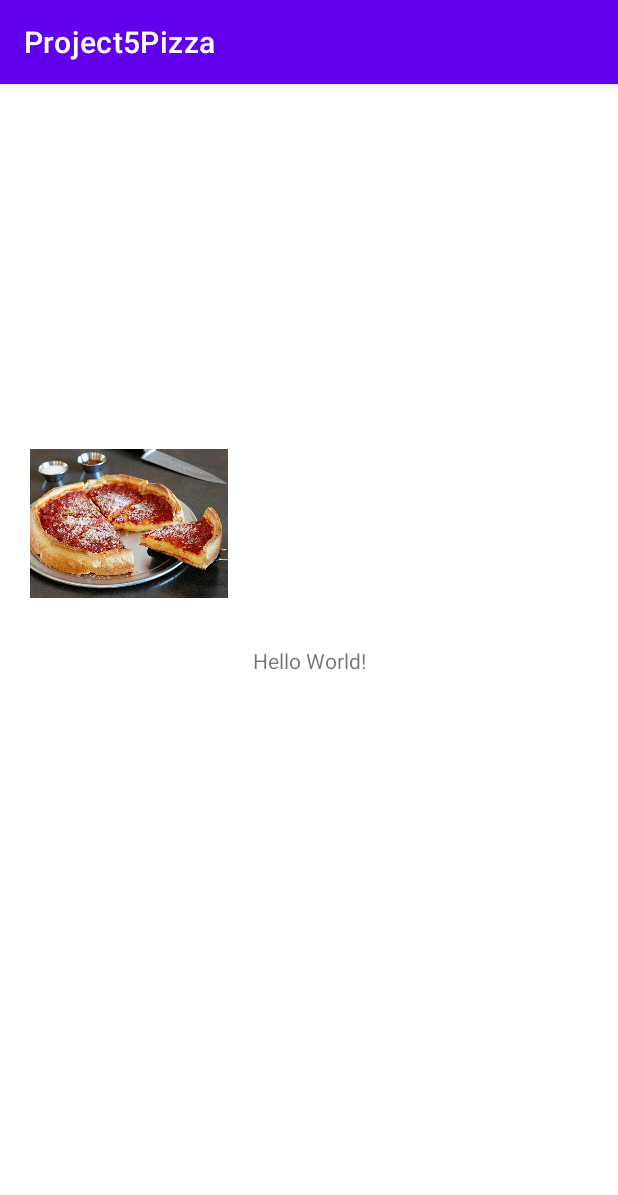
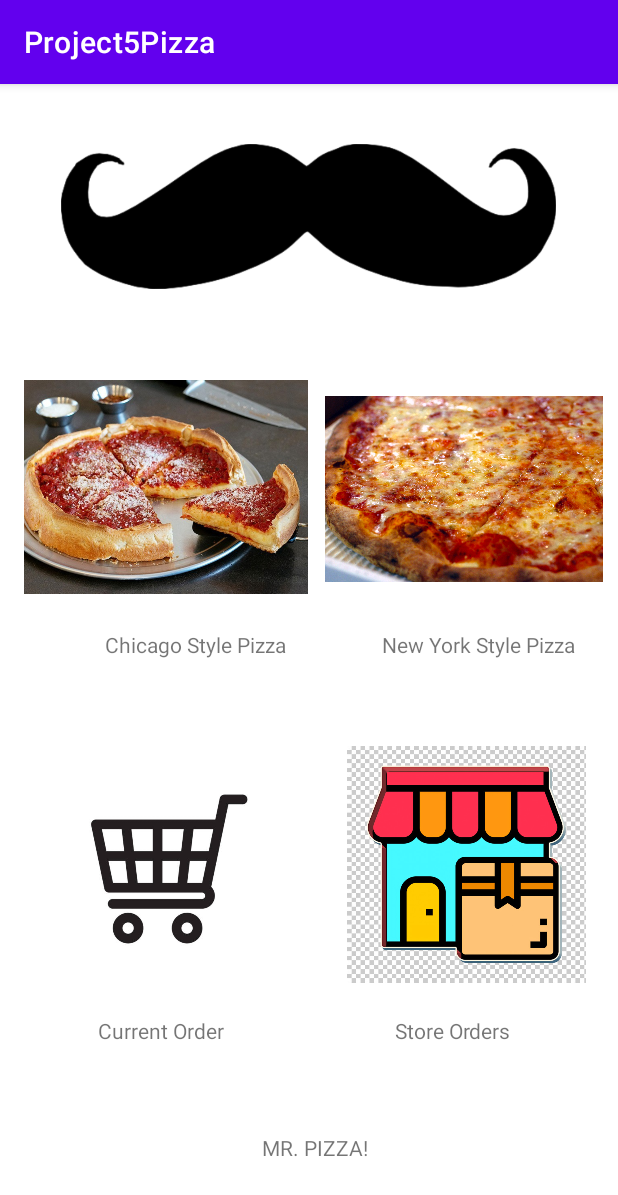
Before and after one commit to AryaShetty08/Project5Pizza, an Android app: the screen it shows after launch (MainActivity), on a phone screen of 412 x 824 dp. Shown: the top 1195 px of the screen. Run offline under Robolectric (Android 15) with nearby library versions, the light colour scheme and no system bars.

Commit message:
add stuff to project 5

```diff
--- a/app/src/main/res/layout/activity_main.xml
+++ b/app/src/main/res/layout/activity_main.xml
@@ -7,61 +7,142 @@
     tools:context=".MainActivity">
 
     <TextView
+        android:id="@+id/textView2"
         android:layout_width="wrap_content"
         android:layout_height="wrap_content"
-        android:text="Hello World!"
         app:layout_constraintBottom_toBottomOf="parent"
         app:layout_constraintEnd_toEndOf="parent"
         app:layout_constraintStart_toStartOf="parent"
         app:layout_constraintTop_toTopOf="parent" />
 
     <ImageView
-        android:id="@+id/imageView2"
-        android:layout_width="138dp"
-        android:layout_height="103dp"
-        android:layout_marginStart="92dp"
-        android:layout_marginTop="228dp"
-        android:layout_marginBottom="19dp"
-        app:layout_constraintBottom_toTopOf="@+id/imageView4"
-        app:layout_constraintStart_toEndOf="@+id/imageView5"
-        app:layout_constraintTop_toTopOf="parent"
-        app:layout_constraintVertical_bias="0.894"
-        tools:srcCompat="@drawable/nypizzaimage" />
-
-    <ImageView
-        android:id="@+id/imageView3"
-        android:layout_width="93dp"
-        android:layout_height="82dp"
-        android:layout_marginStart="24dp"
-        android:layout_marginTop="19dp"
-        android:layout_marginEnd="115dp"
-        app:layout_constraintEnd_toStartOf="@+id/imageView4"
-        app:layout_constraintStart_toStartOf="parent"
-        app:layout_constraintTop_toBottomOf="@+id/imageView5"
-        tools:srcCompat="@drawable/currentorderimage" />
-
-    <ImageView
-        android:id="@+id/imageView4"
-        android:layout_width="126dp"
-        android:layout_height="134dp"
-        android:layout_marginStart="140dp"
-        android:layout_marginBottom="220dp"
-        app:layout_constraintBottom_toBottomOf="parent"
-        app:layout_constraintStart_toEndOf="@+id/imageView3"
-        tools:srcCompat="@drawable/storeordersimage" />
-
-    <ImageView
         android:id="@+id/imageView5"
-        android:layout_width="132dp"
-        android:layout_height="127dp"
-        android:layout_marginStart="20dp"
-        android:layout_marginTop="229dp"
-        android:layout_marginEnd="115dp"
-        android:layout_marginBottom="19dp"
-        app:layout_constraintBottom_toTopOf="@+id/imageView3"
-        app:layout_constraintEnd_toStartOf="@+id/imageView2"
+        android:layout_width="189dp"
+        android:layout_height="164dp"
+        android:layout_marginStart="16dp"
+        android:layout_marginTop="177dp"
+        android:layout_marginBottom="15dp"
+        app:layout_constraintBottom_toTopOf="@+id/textView2"
         app:layout_constraintStart_toStartOf="parent"
         app:layout_constraintTop_toTopOf="parent"
         app:srcCompat="@drawable/chicagopizzaimage" />
 
+    <ImageView
+        android:id="@+id/imageView6"
+        android:layout_width="185dp"
+        android:layout_height="161dp"
+        android:layout_marginStart="11dp"
+        android:layout_marginTop="180dp"
+        android:layout_marginEnd="10dp"
+        android:layout_marginBottom="15dp"
+        app:layout_constraintBottom_toTopOf="@+id/textView2"
+        app:layout_constraintEnd_toEndOf="parent"
+        app:layout_constraintStart_toEndOf="@+id/imageView5"
+        app:layout_constraintTop_toTopOf="parent"
+        app:srcCompat="@drawable/nypizzaimage" />
+
+    <ImageView
+        android:id="@+id/imageView7"
+        android:layout_width="183dp"
+        android:layout_height="165dp"
+        android:layout_marginStart="16dp"
+        android:layout_marginTop="37dp"
+        android:layout_marginBottom="153dp"
+        app:layout_constraintBottom_toBottomOf="parent"
+        app:layout_constraintStart_toStartOf="parent"
+        app:layout_constraintTop_toBottomOf="@+id/textView2"
+        app:srcCompat="@drawable/currentorderimage" />
+
+    <ImageView
+        android:id="@+id/imageView8"
+        android:layout_width="182dp"
+        android:layout_height="158dp"
+        android:layout_marginStart="20dp"
+        android:layout_marginTop="38dp"
+        android:layout_marginEnd="10dp"
+        android:layout_marginBottom="159dp"
+        app:layout_constraintBottom_toBottomOf="parent"
+        app:layout_constraintEnd_toEndOf="parent"
+        app:layout_constraintStart_toEndOf="@+id/imageView7"
+        app:layout_constraintTop_toBottomOf="@+id/textView2"
+        app:srcCompat="@drawable/storeordersimage" />
+
+    <ImageView
+        android:id="@+id/imageView9"
+        android:layout_width="330dp"
+        android:layout_height="135dp"
+        android:layout_marginStart="40dp"
+        android:layout_marginTop="16dp"
+        android:layout_marginEnd="41dp"
+        android:layout_marginBottom="26dp"
+        app:layout_constraintBottom_toTopOf="@+id/imageView5"
+        app:layout_constraintEnd_toEndOf="parent"
+        app:layout_constraintStart_toStartOf="parent"
+        app:layout_constraintTop_toTopOf="parent"
+        app:srcCompat="@drawable/mustache" />
+
+    <TextView
+        android:id="@+id/textView3"
+        android:layout_width="wrap_content"
+        android:layout_height="wrap_content"
+        android:layout_marginTop="4dp"
+        android:layout_marginEnd="15dp"
+        android:layout_marginBottom="48dp"
+        android:text="Chicago Style Pizza"
+        app:layout_constraintBottom_toTopOf="@+id/imageView7"
+        app:layout_constraintEnd_toStartOf="@+id/textView2"
+        app:layout_constraintTop_toBottomOf="@+id/imageView5" />
+
+    <TextView
+        android:id="@+id/textView4"
+        android:layout_width="wrap_content"
+        android:layout_height="wrap_content"
+        android:layout_marginTop="4dp"
+        android:layout_marginEnd="28dp"
+        android:layout_marginBottom="49dp"
+        android:text="New York Style Pizza"
+        app:layout_constraintBottom_toTopOf="@+id/imageView8"
+        app:layout_constraintEnd_toEndOf="parent"
+        app:layout_constraintTop_toBottomOf="@+id/imageView6" />
+
+    <TextView
+        android:id="@+id/textView5"
+        android:layout_width="wrap_content"
+        android:layout_height="wrap_content"
+        android:layout_marginStart="114dp"
+        android:layout_marginTop="17dp"
+        android:layout_marginBottom="123dp"
+        android:text="Store Orders"
+        app:layout_constraintBottom_toBottomOf="parent"
+        app:layout_constraintStart_toEndOf="@+id/textView6"
+        app:layout_constraintTop_toBottomOf="@+id/imageView8" />
+
+    <TextView
+        android:id="@+id/textView6"
+        android:layout_width="wrap_content"
+        android:layout_height="wrap_content"
+        android:layout_marginStart="65dp"
+        android:layout_marginTop="11dp"
+        android:layout_marginEnd="114dp"
+        android:layout_marginBottom="123dp"
+        android:text="Current Order"
+        app:layout_constraintBottom_toBottomOf="parent"
+        app:layout_constraintEnd_toStartOf="@+id/textView5"
+        app:layout_constraintStart_toStartOf="parent"
+        app:layout_constraintTop_toBottomOf="@+id/imageView7" />
+
+    <TextView
+        android:id="@+id/textView7"
+        android:layout_width="wrap_content"
+        android:layout_height="wrap_content"
+        android:layout_marginStart="174dp"
+        android:layout_marginTop="89dp"
+        android:layout_marginEnd="166dp"
+        android:layout_marginBottom="45dp"
+        android:text="MR. PIZZA!"
+        app:layout_constraintBottom_toBottomOf="parent"
+        app:layout_constraintEnd_toEndOf="parent"
+        app:layout_constraintStart_toStartOf="parent"
+        app:layout_constraintTop_toBottomOf="@+id/imageView7" />
+
 </androidx.constraintlayout.widget.ConstraintLayout>
```
Also changed, not shown: app/src/main/res/drawable/mustache.png (added).
